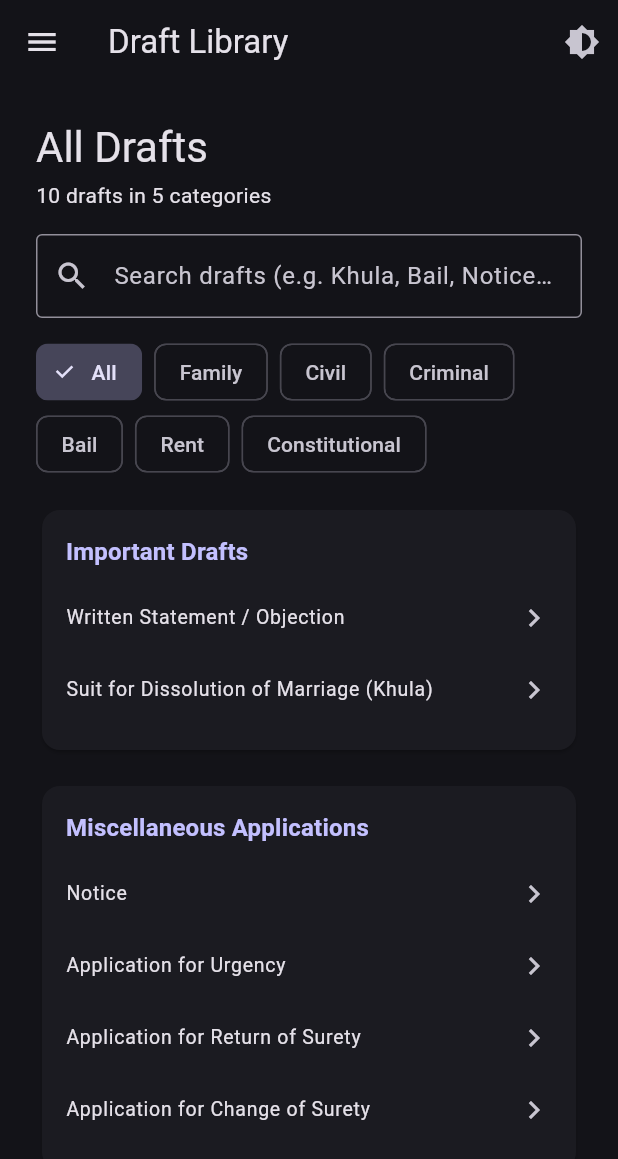
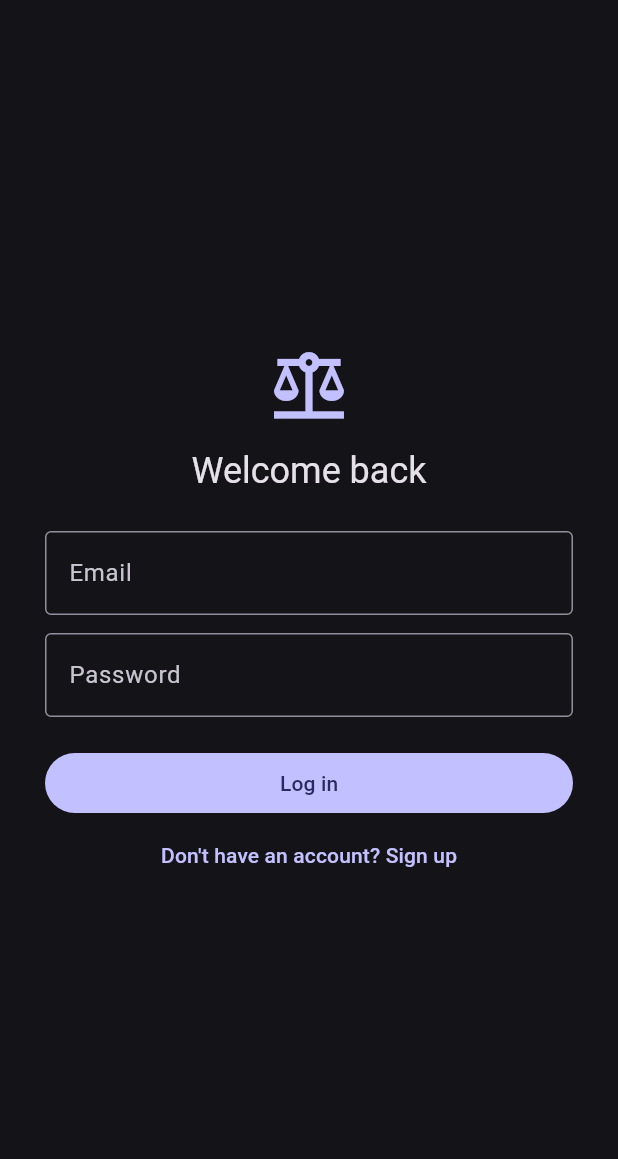
Before and after one commit to sheeraz238/law_draft_FYP, a Flutter app: the screen it shows after launch, on a phone screen of 412 x 824 dp. Shown: the top 1159 px of the screen. Run offline on Flutter 3.47's test engine with Material 3 defaults, Android fonts, the phone set to English and light mode, and no system bars; our stand-ins replace supabase_flutter; accounts and stored records are empty.

Commit message:
Add Supabase authentication with login and signup

```diff
--- /dev/null
+++ b/lib/core/supabase_config.dart
@@ -0,0 +1,4 @@
+class SupabaseConfig {
+  static const url = 'https://gnoyebmqhkcifzaevjwt.supabase.co';
+  static const anonKey = 'sb_publishable_OURvW0wr1NAtEda-hHq0Gg_e5qwe715';
+}
--- /dev/null
+++ b/lib/screens/login_screen.dart
@@ -0,0 +1,156 @@
+import 'package:flutter/material.dart';
+import 'package:supabase_flutter/supabase_flutter.dart';
+import '../services/auth_service.dart';
+
+class LoginScreen extends StatefulWidget {
+  const LoginScreen({super.key});
+
+  @override
+  State<LoginScreen> createState() => _LoginScreenState();
+}
+
+class _LoginScreenState extends State<LoginScreen> {
+  final _auth = AuthService();
+  final _formKey = GlobalKey<FormState>();
+  final _name = TextEditingController();
+  final _email = TextEditingController();
+  final _password = TextEditingController();
+  bool _isSignUp = false;
+  bool _loading = false;
+  String? _error;
+
+  @override
+  void dispose() {
+    _name.dispose();
+    _email.dispose();
+    _password.dispose();
+    super.dispose();
+  }
+
+  Future<void> _submit() async {
+    if (!_formKey.currentState!.validate()) return;
+    setState(() {
+      _loading = true;
+      _error = null;
+    });
+    try {
+      if (_isSignUp) {
+        await _auth.signUp(
+          _email.text.trim(),
+          _password.text,
+          _name.text.trim(),
+        );
+      } else {
+        await _auth.signIn(_email.text.trim(), _password.text);
+      }
+    } on AuthException catch (e) {
+      setState(() => _error = e.message);
+    } catch (_) {
+      setState(() => _error = 'Something went wrong. Please try again.');
+    } finally {
+      if (mounted) setState(() => _loading = false);
+    }
+  }
+
+  @override
+  Widget build(BuildContext context) {
+    return Scaffold(
+      body: Center(
+        child: ConstrainedBox(
+          constraints: const BoxConstraints(maxWidth: 400),
+          child: SingleChildScrollView(
+            padding: const EdgeInsets.all(24),
+            child: Form(
+              key: _formKey,
+              child: Column(
+                mainAxisSize: MainAxisSize.min,
+                crossAxisAlignment: CrossAxisAlignment.stretch,
+                children: [
+                  Icon(
+                    Icons.balance,
+                    size: 56,
+                    color: Theme.of(context).colorScheme.primary,
+                  ),
+                  const SizedBox(height: 12),
+                  Text(
+                    _isSignUp ? 'Create account' : 'Welcome back',
+                    textAlign: TextAlign.center,
+                    style: Theme.of(context).textTheme.headlineSmall,
+                  ),
+                  const SizedBox(height: 24),
+                  if (_isSignUp) ...[
+                    TextFormField(
+                      controller: _name,
+                      decoration: const InputDecoration(
+                        labelText: 'Full name',
+                        border: OutlineInputBorder(),
+                      ),
+                      validator: (v) => (v == null || v.trim().isEmpty)
+                          ? 'Enter your name'
+                          : null,
+                    ),
+                    const SizedBox(height: 12),
+                  ],
+                  TextFormField(
+                    controller: _email,
+                    keyboardType: TextInputType.emailAddress,
+                    decoration: const InputDecoration(
+                      labelText: 'Email',
+                      border: OutlineInputBorder(),
+                    ),
+                    validator: (v) => (v == null || !v.contains('@'))
+                        ? 'Enter a valid email'
+                        : null,
+                  ),
+                  const SizedBox(height: 12),
+                  TextFormField(
+                    controller: _password,
+                    obscureText: true,
+                    decoration: const InputDecoration(
+                      labelText: 'Password',
+                      border: OutlineInputBorder(),
+                    ),
+                    validator: (v) => (v == null || v.length < 6)
+                        ? 'At least 6 characters'
+                        : null,
+                  ),
+                  if (_error != null) ...[
+                    const SizedBox(height: 12),
+                    Text(
+                      _error!,
+                      style: TextStyle(
+                        color: Theme.of(context).colorScheme.error,
+                      ),
+                    ),
+                  ],
+                  const SizedBox(height: 20),
+                  FilledButton(
+                    onPressed: _loading ? null : _submit,
+                    child: _loading
+                        ? const SizedBox(
+                            height: 20,
+                            width: 20,
+                            child: CircularProgressIndicator(strokeWidth: 2),
+                          )
+                        : Text(_isSignUp ? 'Sign up' : 'Log in'),
+                  ),
+                  TextButton(
+                    onPressed: () => setState(() {
+                      _isSignUp = !_isSignUp;
+                      _error = null;
+                    }),
+                    child: Text(
+                      _isSignUp
+                          ? 'Already have an account? Log in'
+                          : "Don't have an account? Sign up",
+                    ),
+                  ),
+                ],
+              ),
+            ),
+          ),
+        ),
+      ),
+    );
+  }
+}
--- /dev/null
+++ b/lib/services/auth_service.dart
@@ -0,0 +1,13 @@
+import 'package:supabase_flutter/supabase_flutter.dart';
+
+class AuthService {
+  final _auth = Supabase.instance.client.auth;
+
+  Future<void> signIn(String email, String password) =>
+      _auth.signInWithPassword(email: email, password: password);
+
+  Future<void> signUp(String email, String password, String fullName) => _auth
+      .signUp(email: email, password: password, data: {'full_name': fullName});
+
+  Future<void> signOut() => _auth.signOut();
+}
--- a/lib/widgets/app_shell.dart
+++ b/lib/widgets/app_shell.dart
@@ -1,6 +1,7 @@
 import 'package:flutter/material.dart';
 import '../screens/placeholder_screen.dart';
 import '../screens/draft_library_screen.dart';
+import '../services/auth_service.dart';
 
 class NavItem {
   final String title;
@@ -41,6 +42,10 @@ class _AppShellState extends State<AppShell> {
         IconButton(
           icon: const Icon(Icons.brightness_6),
           onPressed: widget.onToggleTheme,
+        ),
+        IconButton(
+          icon: const Icon(Icons.logout),
+          onPressed: () => AuthService().signOut(),
         ),
       ],
     );
--- /dev/null
+++ b/lib/widgets/auth_gate.dart
@@ -0,0 +1,22 @@
+import 'package:flutter/material.dart';
+import 'package:supabase_flutter/supabase_flutter.dart';
+import '../screens/login_screen.dart';
+import 'app_shell.dart';
+
+class AuthGate extends StatelessWidget {
+  final VoidCallback onToggleTheme;
+  const AuthGate({super.key, required this.onToggleTheme});
+
+  @override
+  Widget build(BuildContext context) {
+    final client = Supabase.instance.client;
+    return StreamBuilder<AuthState>(
+      stream: client.auth.onAuthStateChange,
+      builder: (context, snapshot) {
+        final session = snapshot.data?.session ?? client.auth.currentSession;
+        if (session == null) return const LoginScreen();
+        return AppShell(onToggleTheme: onToggleTheme);
+      },
+    );
+  }
+}
--- a/pubspec.yaml
+++ b/pubspec.yaml
@@ -34,6 +34,7 @@ dependencies:
   # The following adds the Cupertino Icons font to your application.
   # Use with the CupertinoIcons class for iOS style icons.
   cupertino_icons: ^1.0.8
+  supabase_flutter: ^2.18.3
 
 dev_dependencies:
   flutter_test:
```
Also changed, not shown: lib/main.dart (+12 -3 lines), pubspec.lock, 6 other files.
